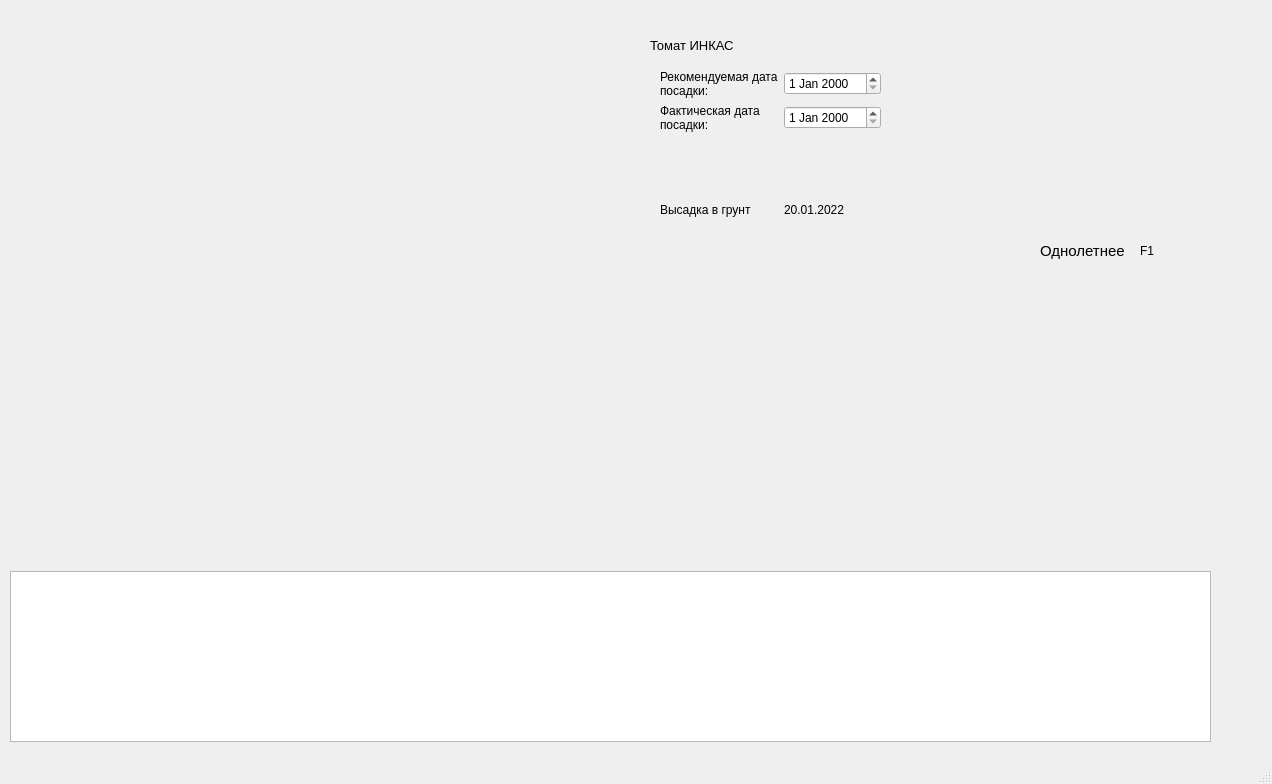
Qt form 1.ui (Kostyan365/main.py) before a commit.
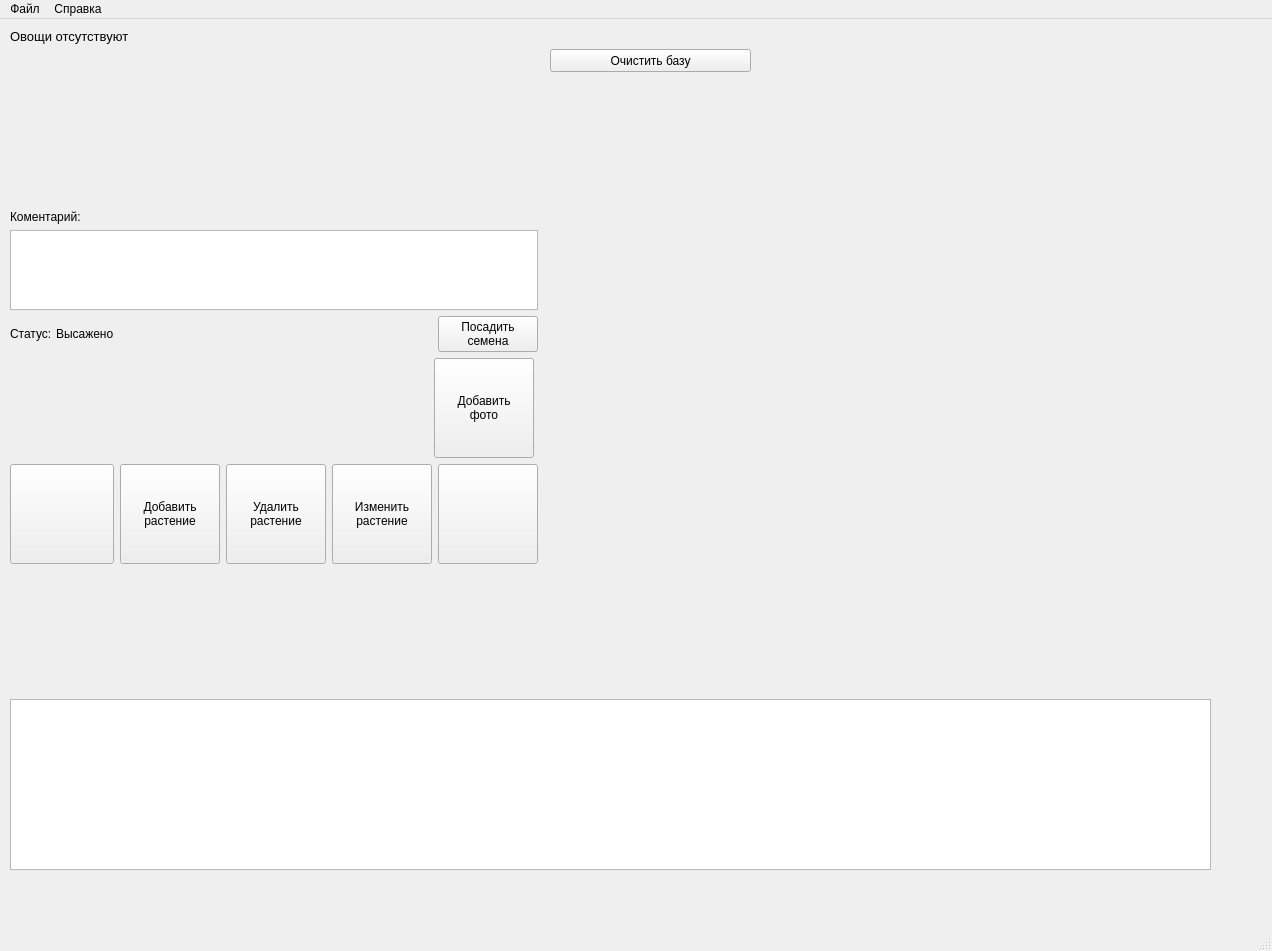
The same form after that commit. Icons and pictures are not drawn. Custom widgets are drawn as their Qt base class.

Diff of the .ui file:
```diff
--- a/1.ui
+++ b/1.ui
@@ -7,220 +7,409 @@
     <x>0</x>
     <y>0</y>
     <width>1272</width>
-    <height>784</height>
+    <height>951</height>
    </rect>
   </property>
   <property name="windowTitle">
    <string>MainWindow</string>
   </property>
   <widget class="QWidget" name="centralwidget">
-   <widget class="QLabel" name="label_2">
+   <widget class="QChartView" name="graphicsView">
     <property name="geometry">
      <rect>
-      <x>60</x>
-      <y>30</y>
-      <width>131</width>
-      <height>111</height>
+      <x>10</x>
+      <y>680</y>
+      <width>1201</width>
+      <height>171</height>
      </rect>
     </property>
-    <property name="text">
-     <string/>
-    </property>
-    <property name="pixmap">
-     <pixmap>image/Snap 2021-10-23 at 19.20.16.png</pixmap>
-    </property>
-    <property name="scaledContents">
-     <bool>true</bool>
-    </property>
    </widget>
-   <widget class="QWidget" name="horizontalLayoutWidget_2">
+   <widget class="QWidget" name="gridLayoutWidget_2">
     <property name="geometry">
      <rect>
-      <x>210</x>
-      <y>30</y>
-      <width>432</width>
-      <height>130</height>
+      <x>10</x>
+      <y>10</y>
+      <width>528</width>
+      <height>535</height>
      </rect>
     </property>
-    <layout class="QHBoxLayout" name="horizontalLayout_2">
-     <item>
-      <widget class="QLabel" name="label_3">
+    <layout class="QGridLayout" name="gridLayout_3">
+     <item row="7" column="0">
+      <widget class="QLabel" name="label_9">
        <property name="text">
         <string/>
        </property>
-       <property name="pixmap">
-        <pixmap>image/leftarrow_1245.png</pixmap>
+      </widget>
+     </item>
+     <item row="10" column="0">
+      <widget class="QLabel" name="label_15">
+       <property name="text">
+        <string/>
        </property>
-       <property name="scaledContents">
-        <bool>true</bool>
-       </property>
       </widget>
      </item>
-     <item>
-      <widget class="QLabel" name="label">
+     <item row="6" column="0">
+      <widget class="QLabel" name="label_6">
        <property name="text">
         <string/>
        </property>
-       <property name="pixmap">
-        <pixmap>image/vegetables_tomato_food_1803.png</pixmap>
-       </property>
-       <property name="scaledContents">
-        <bool>true</bool>
-       </property>
       </widget>
      </item>
-     <item>
+     <item row="5" column="0">
       <widget class="QLabel" name="label_4">
        <property name="text">
         <string/>
        </property>
-       <property name="pixmap">
-        <pixmap>image/arrowright_1244.png</pixmap>
-       </property>
-       <property name="scaledContents">
-        <bool>true</bool>
-       </property>
       </widget>
      </item>
-    </layout>
-   </widget>
+     <item row="4" column="0">
+      <widget class="QLabel" name="label_3">
+       <property name="text">
+        <string/>
+       </property>
+      </widget>
+     </item>
+     <item row="2" column="0">
    <widget class="QLabel" name="label_5">
-    <property name="geometry">
-     <rect>
-      <x>650</x>
-      <y>30</y>
-      <width>381</width>
-      <height>31</height>
-     </rect>
-    </property>
     <property name="font">
      <font>
       <pointsize>10</pointsize>
      </font>
     </property>
     <property name="text">
-     <string>Томат ИНКАС</string>
-    </property>
-   </widget>
-   <widget class="QLabel" name="label_14">
-    <property name="geometry">
-     <rect>
-      <x>1040</x>
-      <y>20</y>
-      <width>191</width>
-      <height>211</height>
-     </rect>
-    </property>
+        <string>Овощи отсутствуют</string>
+       </property>
+      </widget>
+     </item>
+     <item row="12" column="0">
+      <widget class="QTextEdit" name="textEdit"/>
+     </item>
+     <item row="3" column="0">
+      <widget class="QLabel" name="label_2">
     <property name="text">
      <string/>
     </property>
-    <property name="pixmap">
-     <pixmap>image/Tomat-Inkas.jpg</pixmap>
-    </property>
-    <property name="scaledContents">
-     <bool>true</bool>
-    </property>
-    <property name="wordWrap">
-     <bool>false</bool>
-    </property>
-   </widget>
-   <widget class="QWidget" name="gridLayoutWidget">
-    <property name="geometry">
-     <rect>
-      <x>660</x>
-      <y>70</y>
-      <width>221</width>
-      <height>211</height>
-     </rect>
-    </property>
-    <layout class="QGridLayout" name="gridLayout">
-     <item row="1" column="0">
+      </widget>
+     </item>
+     <item row="8" column="0">
       <widget class="QLabel" name="label_10">
        <property name="text">
-        <string>Фактическая дата посадки:</string>
+        <string/>
        </property>
        <property name="wordWrap">
         <bool>true</bool>
        </property>
       </widget>
      </item>
-     <item row="2" column="0">
-      <widget class="QLabel" name="label_11">
+     <item row="11" column="0">
+      <widget class="QLabel" name="label_16">
        <property name="text">
-        <string>Высадка в грунт</string>
+        <string>Коментарий:</string>
        </property>
-       <property name="wordWrap">
+      </widget>
+     </item>
+     <item row="15" column="0">
+      <layout class="QHBoxLayout" name="horizontalLayout_2">
+       <item>
+        <widget class="QPushButton" name="button_left">
+         <property name="minimumSize">
+          <size>
+           <width>100</width>
+           <height>100</height>
+          </size>
+         </property>
+         <property name="maximumSize">
+          <size>
+           <width>130</width>
+           <height>16777215</height>
+          </size>
+         </property>
+         <property name="text">
+          <string/>
+         </property>
+        </widget>
+       </item>
+       <item>
+        <widget class="QPushButton" name="add_Button">
+         <property name="minimumSize">
+          <size>
+           <width>100</width>
+           <height>100</height>
+          </size>
+         </property>
+         <property name="maximumSize">
+          <size>
+           <width>100</width>
+           <height>100</height>
+          </size>
+         </property>
+         <property name="text">
+          <string>Добавить
+растение</string>
+         </property>
+        </widget>
+       </item>
+       <item>
+        <widget class="QPushButton" name="del_Button">
+         <property name="minimumSize">
+          <size>
+           <width>100</width>
+           <height>100</height>
+          </size>
+         </property>
+         <property name="maximumSize">
+          <size>
+           <width>100</width>
+           <height>100</height>
+          </size>
+         </property>
+         <property name="text">
+          <string>Удалить
+растение</string>
+         </property>
+        </widget>
+       </item>
+       <item>
+        <widget class="QPushButton" name="change_Button">
+         <property name="minimumSize">
+          <size>
+           <width>100</width>
+           <height>100</height>
+          </size>
+         </property>
+         <property name="maximumSize">
+          <size>
+           <width>100</width>
+           <height>100</height>
+          </size>
+         </property>
+         <property name="text">
+          <string>Изменить
+растение</string>
+         </property>
+        </widget>
+       </item>
+       <item>
+        <widget class="QPushButton" name="button_right">
+         <property name="minimumSize">
+          <size>
+           <width>100</width>
+           <height>100</height>
+          </size>
+         </property>
+         <property name="maximumSize">
+          <size>
+           <width>100</width>
+           <height>100</height>
+          </size>
+         </property>
+         <property name="text">
+          <string/>
+         </property>
+        </widget>
+       </item>
+      </layout>
+     </item>
+     <item row="9" column="0">
+      <widget class="QLabel" name="label_13">
+       <property name="text">
+        <string/>
+       </property>
+      </widget>
+     </item>
+     <item row="14" column="0">
+      <layout class="QHBoxLayout" name="horizontalLayout">
+       <item>
+        <widget class="QLabel" name="foto4">
+         <property name="minimumSize">
+          <size>
+           <width>100</width>
+           <height>100</height>
+          </size>
+         </property>
+         <property name="maximumSize">
+          <size>
+           <width>100</width>
+           <height>100</height>
+          </size>
+         </property>
+         <property name="cursor">
+          <cursorShape>PointingHandCursor</cursorShape>
+         </property>
+         <property name="text">
+          <string/>
+         </property>
+         <property name="pixmap">
+          <pixmap>resources/no-photo-60.png</pixmap>
+         </property>
+         <property name="scaledContents">
         <bool>true</bool>
        </property>
       </widget>
      </item>
-     <item row="2" column="1">
+       <item>
+        <widget class="QLabel" name="foto3">
+         <property name="minimumSize">
+          <size>
+           <width>100</width>
+           <height>100</height>
+          </size>
+         </property>
+         <property name="maximumSize">
+          <size>
+           <width>100</width>
+           <height>100</height>
+          </size>
+         </property>
+         <property name="cursor">
+          <cursorShape>PointingHandCursor</cursorShape>
+         </property>
+         <property name="text">
+          <string/>
+         </property>
+         <property name="pixmap">
+          <pixmap>resources/no-photo-60.png</pixmap>
+         </property>
+         <property name="scaledContents">
+          <bool>true</bool>
+         </property>
+        </widget>
+       </item>
+       <item>
+        <widget class="QLabel" name="foto2">
+         <property name="minimumSize">
+          <size>
+           <width>100</width>
+           <height>100</height>
+          </size>
+         </property>
+         <property name="maximumSize">
+          <size>
+           <width>100</width>
+           <height>100</height>
+          </size>
+         </property>
+         <property name="cursor">
+          <cursorShape>PointingHandCursor</cursorShape>
+         </property>
+         <property name="text">
+          <string/>
+         </property>
+         <property name="pixmap">
+          <pixmap>resources/no-photo-60.png</pixmap>
+         </property>
+         <property name="scaledContents">
+          <bool>true</bool>
+         </property>
+        </widget>
+       </item>
+       <item>
+        <widget class="QLabel" name="foto1">
+         <property name="minimumSize">
+          <size>
+           <width>100</width>
+           <height>100</height>
+          </size>
+         </property>
+         <property name="maximumSize">
+          <size>
+           <width>100</width>
+           <height>100</height>
+          </size>
+         </property>
+         <property name="cursor">
+          <cursorShape>PointingHandCursor</cursorShape>
+         </property>
+         <property name="text">
+          <string/>
+         </property>
+         <property name="pixmap">
+          <pixmap>resources/no-photo-60.png</pixmap>
+         </property>
+         <property name="scaledContents">
+          <bool>true</bool>
+         </property>
+        </widget>
+       </item>
+       <item>
+        <widget class="QPushButton" name="pushButton_4">
+         <property name="minimumSize">
+          <size>
+           <width>100</width>
+           <height>100</height>
+          </size>
+         </property>
+         <property name="maximumSize">
+          <size>
+           <width>100</width>
+           <height>100</height>
+          </size>
+         </property>
+         <property name="text">
+          <string>Добавить
+фото</string>
+         </property>
+         <property name="autoRepeat">
+          <bool>false</bool>
+         </property>
+         <property name="autoExclusive">
+          <bool>false</bool>
+         </property>
+        </widget>
+       </item>
+      </layout>
+     </item>
+     <item row="13" column="0">
+      <layout class="QHBoxLayout" name="horizontalLayout_3">
+       <item>
       <widget class="QLabel" name="label_12">
+         <property name="maximumSize">
+          <size>
+           <width>40</width>
+           <height>16777215</height>
+          </size>
+         </property>
        <property name="text">
-        <string>20.01.2022</string>
+          <string>Статус: </string>
        </property>
       </widget>
      </item>
-     <item row="1" column="1">
-      <widget class="QDateEdit" name="dateEdit_2"/>
-     </item>
-     <item row="0" column="1">
-      <widget class="QDateEdit" name="dateEdit"/>
-     </item>
-     <item row="0" column="0">
-      <widget class="QLabel" name="label_8">
+       <item>
+        <widget class="QLabel" name="label_14">
        <property name="text">
-        <string>Рекомендуемая дата посадки:</string>
-       </property>
-       <property name="textFormat">
-        <enum>Qt::AutoText</enum>
-       </property>
-       <property name="wordWrap">
-        <bool>true</bool>
+          <string>Высажено</string>
+         </property>
+        </widget>
+       </item>
+       <item>
+        <widget class="QPushButton" name="pushButton_5">
+         <property name="maximumSize">
+          <size>
+           <width>100</width>
+           <height>16777215</height>
+          </size>
+         </property>
+         <property name="text">
+          <string>Посадить
+семена</string>
        </property>
       </widget>
      </item>
     </layout>
+     </item>
+    </layout>
    </widget>
-   <widget class="QLabel" name="label_6">
+   <widget class="QPushButton" name="pushButton">
     <property name="geometry">
      <rect>
-      <x>1040</x>
-      <y>240</y>
-      <width>107</width>
-      <height>21</height>
+      <x>550</x>
+      <y>30</y>
+      <width>201</width>
+      <height>23</height>
      </rect>
     </property>
-    <property name="font">
-     <font>
-      <pointsize>11</pointsize>
-     </font>
-    </property>
     <property name="text">
-     <string>Однолетнее</string>
-    </property>
-   </widget>
-   <widget class="QLabel" name="label_7">
-    <property name="geometry">
-     <rect>
-      <x>1140</x>
-      <y>240</y>
-      <width>31</width>
-      <height>21</height>
-     </rect>
-    </property>
-    <property name="text">
-     <string>F1</string>
-    </property>
-   </widget>
-   <widget class="QGraphicsView" name="graphicsView">
-    <property name="geometry">
-     <rect>
-      <x>10</x>
-      <y>571</y>
-      <width>1201</width>
-      <height>171</height>
-     </rect>
+     <string>Очистить базу</string>
     </property>
    </widget>
   </widget>
@@ -233,9 +422,34 @@
      <height>21</height>
     </rect>
    </property>
+   <widget class="QMenu" name="menu">
+    <property name="title">
+     <string>Файл</string>
+    </property>
+   </widget>
+   <widget class="QMenu" name="menu_2">
+    <property name="title">
+     <string>Справка</string>
+    </property>
+    <addaction name="action"/>
+   </widget>
+   <addaction name="menu"/>
+   <addaction name="menu_2"/>
   </widget>
   <widget class="QStatusBar" name="statusbar"/>
+  <action name="action">
+   <property name="text">
+    <string>О программе</string>
+   </property>
+  </action>
  </widget>
+ <customwidgets>
+  <customwidget>
+   <class>QChartView</class>
+   <extends>QGraphicsView</extends>
+   <header>PyQt5.QtChart</header>
+  </customwidget>
+ </customwidgets>
  <resources/>
  <connections/>
 </ui>
```
Lines whose indentation alone changed are shown as unchanged.
